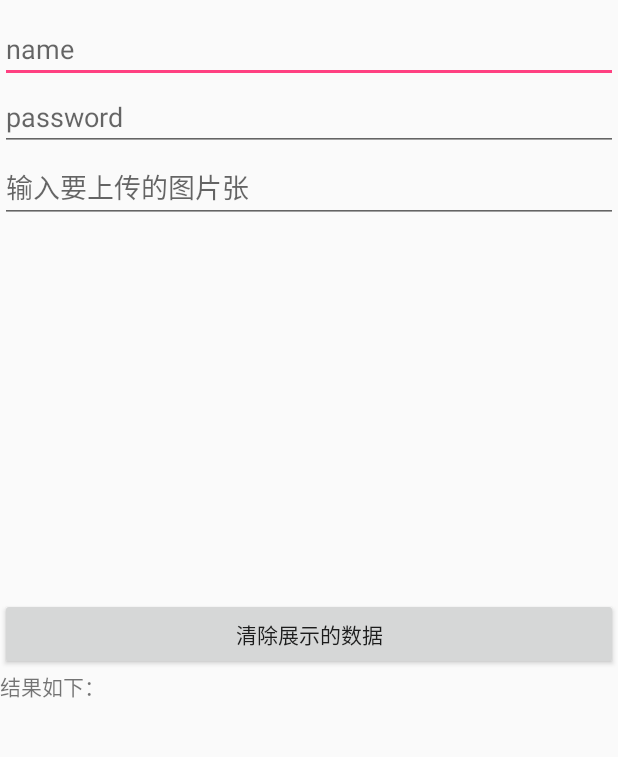
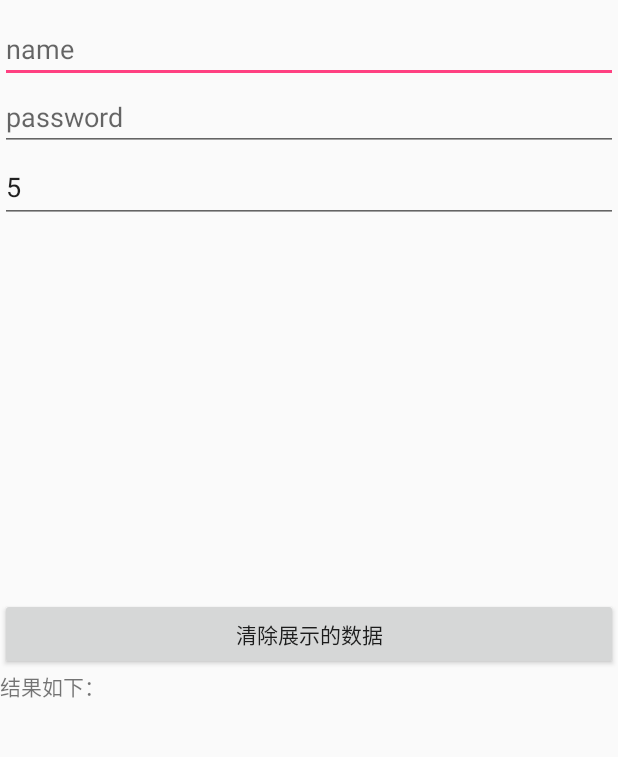
Before and after one commit to binny1024/XHttp, an Android app: the screen it shows after launch (MainActivity), on a phone screen of 412 x 824 dp, the part 60-817 px from its top. Run offline under Robolectric (Android 15) with nearby library versions, the phone set to English and light mode, and no system bars; libraries missing offline, so code that uses them is left out: com.smart.holder; 1 statement that could not run was skipped.

Commit message:
默认上传5张

```diff
--- a/app/src/main/res/layout/activity_main.xml
+++ b/app/src/main/res/layout/activity_main.xml
@@ -32,6 +32,7 @@
                     android:layout_height="wrap_content"/>
                 <EditText
                     android:id="@+id/img_num"
+                    android:text="5"
                     android:hint="输入要上传的图片张"
                     android:layout_width="match_parent"
                     android:layout_height="wrap_content"/>
```
